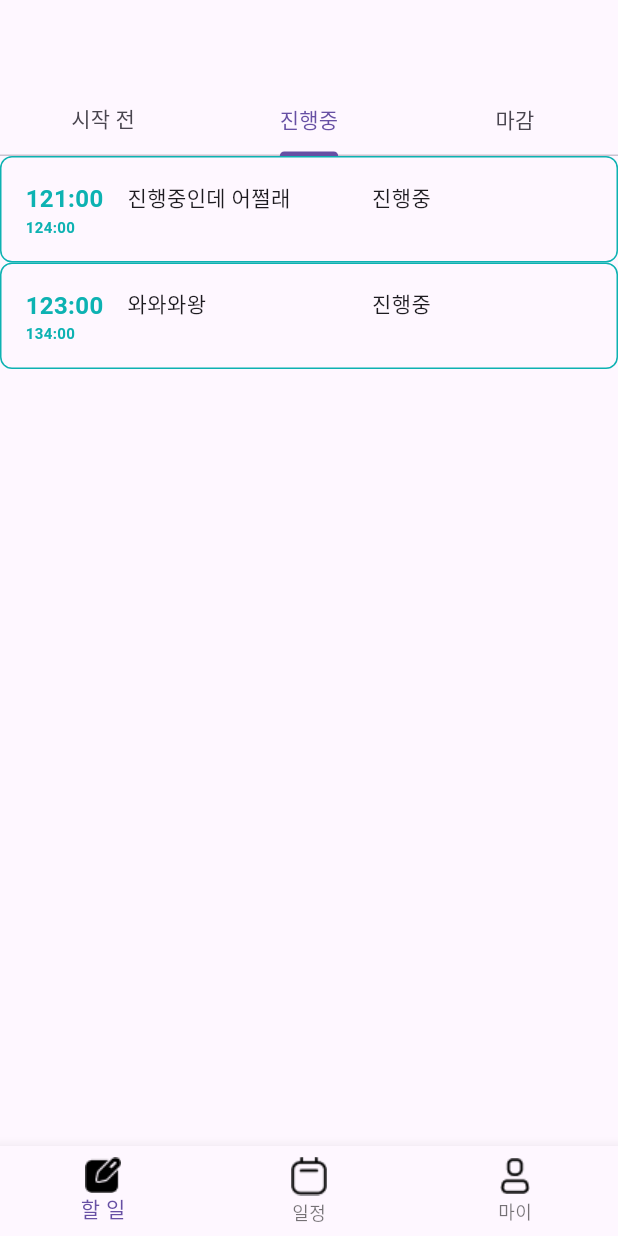
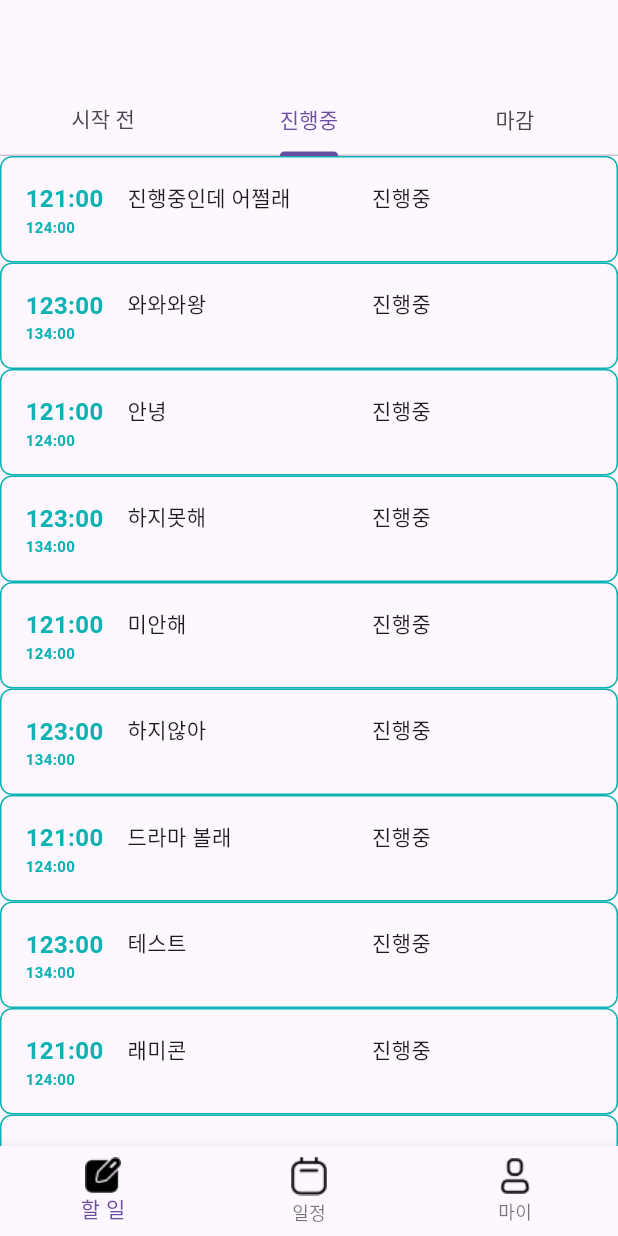
Before and after one commit to OneSetence/front12, a Flutter app: the screen it shows after launch, on a phone screen of 412 x 824 dp. Run offline on Flutter 3.47's test engine with Material 3 defaults, Android fonts, the phone set to English and light mode, and no system bars; our stand-ins replace table_calendar.

Commit message:
task navi -> listvieww

```diff
--- a/lib/pages/task_page.dart
+++ b/lib/pages/task_page.dart
@@ -16,6 +16,19 @@ List<ScheduleCard> start_task = [
 List<ScheduleCard> ing_task = [
   ScheduleCard(startTime: 121, endTime: 124, content: '진행중인데 어쩔래', state: '진행중'),
   ScheduleCard(startTime: 123, endTime: 134, content: '와와와왕', state: '진행중'),
+  ScheduleCard(startTime: 121, endTime: 124, content: '안녕', state: '진행중'),
+  ScheduleCard(startTime: 123, endTime: 134, content: '하지못해', state: '진행중'),
+  ScheduleCard(startTime: 121, endTime: 124, content: '미안해', state: '진행중'),
+  ScheduleCard(startTime: 123, endTime: 134, content: '하지않아', state: '진행중'),
+  ScheduleCard(startTime: 121, endTime: 124, content: '드라마 볼래', state: '진행중'),
+  ScheduleCard(startTime: 123, endTime: 134, content: '테스트', state: '진행중'),
+  ScheduleCard(startTime: 121, endTime: 124, content: '래미콘', state: '진행중'),
+  ScheduleCard(startTime: 123, endTime: 134, content: '우아랑ㄴㄹ', state: '진행중'),
+  ScheduleCard(startTime: 121, endTime: 124, content: 'ㅇㅇㅇㅇ', state: '진행중'),
+  ScheduleCard(startTime: 123, endTime: 134, content: '깅거해', state: '진행중'),
+  ScheduleCard(startTime: 121, endTime: 124, content: '오늘의', state: '진행중'),
+  ScheduleCard(startTime: 123, endTime: 134, content: '행복을', state: '진행중'),
+
 ];
 
 List<ScheduleCard> end_task = [
```
